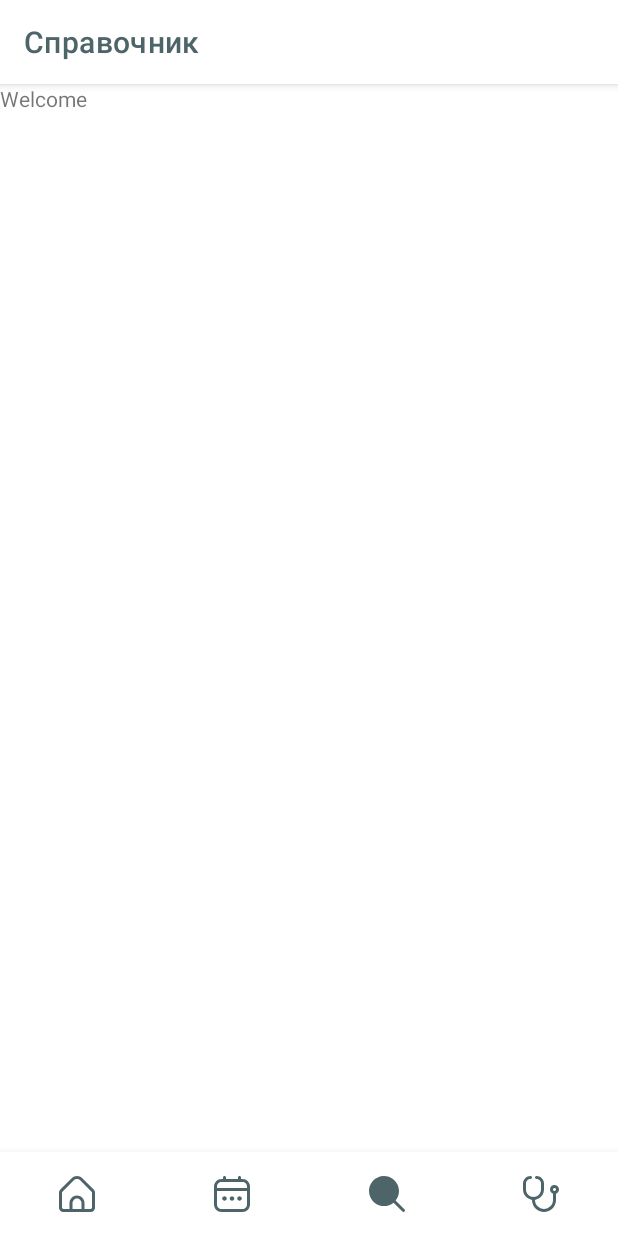
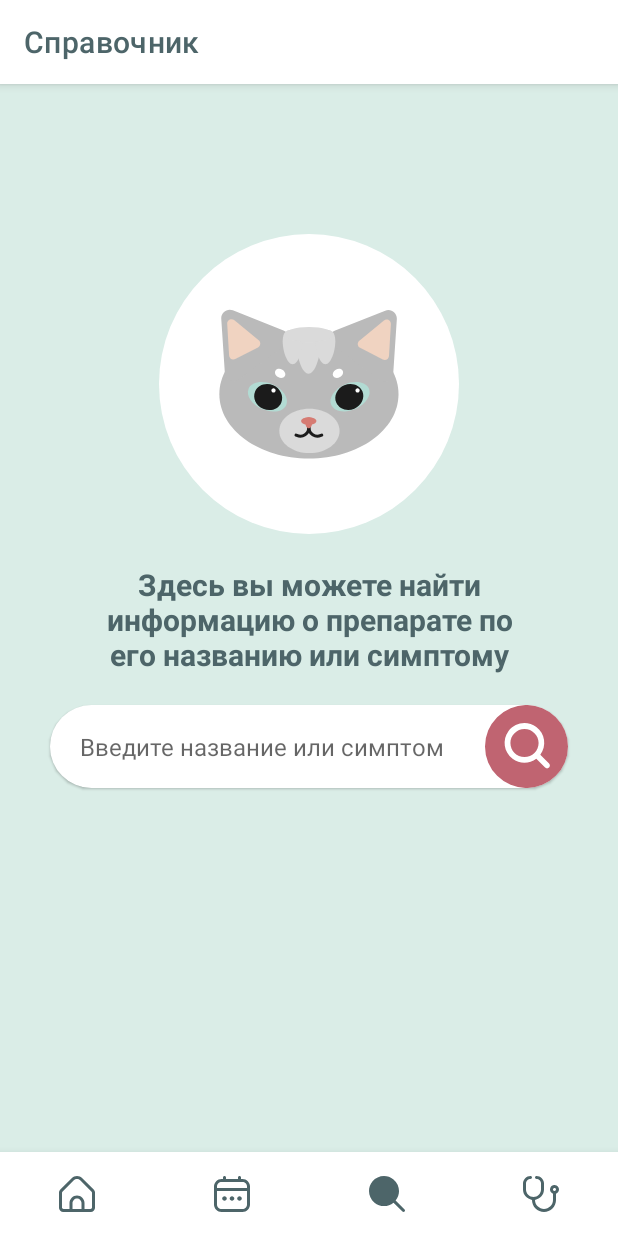
Before and after one commit to HealthMe-app/health_me, an Android app: the DictFragment screen opened through its navigation route, on a phone screen of 412 x 824 dp. Run offline under Robolectric (Android 15) with nearby library versions, the phone set to English and light mode, and no system bars; our stand-ins replace navigation-ui.

Commit message:
style: dict, add appointment, update appointment, category selection fragments

```diff
--- /dev/null
+++ b/app/src/main/res/drawable/bg_dict_row.xml
@@ -0,0 +1,5 @@
+<?xml version="1.0" encoding="utf-8"?>
+<shape xmlns:android="http://schemas.android.com/apk/res/android">
+    <solid android:color="@color/dark_pink"/>
+    <corners android:radius="25dp"/>
+</shape>
--- /dev/null
+++ b/app/src/main/res/drawable/bg_iv_dict.xml
@@ -0,0 +1,9 @@
+<vector xmlns:android="http://schemas.android.com/apk/res/android"
+    android:width="200dp"
+    android:height="200dp"
+    android:viewportWidth="200"
+    android:viewportHeight="200">
+  <path
+      android:pathData="M100,100m-100,0a100,100 0,1 1,200 0a100,100 0,1 1,-200 0"
+      android:fillColor="#ffffff"/>
+</vector>
--- /dev/null
+++ b/app/src/main/res/drawable/bg_search.xml
@@ -0,0 +1,5 @@
+<?xml version="1.0" encoding="utf-8"?>
+<shape xmlns:android="http://schemas.android.com/apk/res/android">
+    <solid android:color="@color/white"/>
+    <corners android:radius="30dp"/>
+</shape>
--- /dev/null
+++ b/app/src/main/res/drawable/ic_cat_max.xml
@@ -0,0 +1,78 @@
+<vector xmlns:android="http://schemas.android.com/apk/res/android"
+    android:width="120dp"
+    android:height="100dp"
+    android:viewportWidth="120"
+    android:viewportHeight="100">
+  <path
+      android:pathData="M59.952,99.701C92.933,99.701 119.669,80.495 119.669,56.803C119.669,33.111 92.933,13.905 59.952,13.905C26.972,13.905 0.235,33.111 0.235,56.803C0.235,80.495 26.972,99.701 59.952,99.701Z"
+      android:fillColor="#BABABA"/>
+  <path
+      android:pathData="M60.284,96.023C71.381,96.023 80.378,89.409 80.378,81.25C80.378,73.091 71.381,66.477 60.284,66.477C49.186,66.477 40.189,73.091 40.189,81.25C40.189,89.409 49.186,96.023 60.284,96.023Z"
+      android:fillColor="#DADADA"/>
+  <path
+      android:pathData="M51.339,84.043L51.912,84.311C55.706,86.089 60.021,83.174 59.808,78.977"
+      android:strokeWidth="2"
+      android:fillColor="#00000000"
+      android:strokeColor="#1B1B1B"
+      android:strokeLineCap="round"/>
+  <path
+      android:pathData="M68.514,84.043L67.941,84.311C64.147,86.089 59.832,83.174 60.044,78.977"
+      android:strokeWidth="2"
+      android:fillColor="#00000000"
+      android:strokeColor="#1B1B1B"
+      android:strokeLineCap="round"/>
+  <path
+      android:pathData="M62.094,75.852C62.094,73.813 61.08,72.159 59.83,72.159C58.579,72.159 57.565,73.813 57.565,75.852C57.565,77.892 58.579,79.546 59.83,79.546C61.08,79.546 62.094,77.892 62.094,75.852Z"
+      android:fillColor="#D67B73"/>
+  <path
+      android:pathData="M59.83,77.273C62.643,77.273 64.924,76.128 64.924,74.716C64.924,73.304 62.643,72.159 59.83,72.159C57.016,72.159 54.735,73.304 54.735,74.716C54.735,76.128 57.016,77.273 59.83,77.273Z"
+      android:fillColor="#D67B73"/>
+  <path
+      android:pathData="M1.504,6.499C1.227,2.332 5.373,-0.7 9.24,0.841L43.005,14.295C47.148,15.946 47.852,21.533 44.25,24.168L12.9,47.098C9.297,49.733 4.215,47.348 3.919,42.884L1.504,6.499Z"
+      android:fillColor="#BABABA"/>
+  <path
+      android:pathData="M5.469,9.78C5.323,7.309 8.176,5.846 10.085,7.412L26.487,20.865C28.069,22.162 27.803,24.662 25.985,25.594L10.835,33.366C9.017,34.299 6.843,33.051 6.722,31.004L5.469,9.78Z"
+      android:fillColor="#F0D3C1"/>
+  <path
+      android:pathData="M118.551,6.768C118.827,2.601 114.682,-0.431 110.814,1.11L77.05,14.564C72.907,16.215 72.203,21.802 75.805,24.437L107.155,47.367C110.757,50.002 115.84,47.617 116.136,43.153L118.551,6.768Z"
+      android:fillColor="#BABABA"/>
+  <path
+      android:pathData="M114.586,10.049C114.732,7.578 111.88,6.114 109.97,7.681L93.567,21.134C91.986,22.431 92.252,24.93 94.07,25.863L109.22,33.635C111.038,34.568 113.212,33.319 113.333,31.273L114.586,10.049Z"
+      android:fillColor="#F0D3C1"/>
+  <path
+      android:pathData="M90.861,66.661C97.799,63.672 101.858,57.586 99.926,53.068C97.994,48.549 90.803,47.309 83.865,50.298C76.927,53.287 72.868,59.373 74.8,63.891C76.731,68.41 83.922,69.65 90.861,66.661Z"
+      android:fillColor="#B2DBD3"/>
+  <path
+      android:pathData="M90.224,66.427C95.036,64.354 97.442,59.173 95.596,54.856C93.75,50.539 88.352,48.72 83.539,50.794C78.726,52.868 76.32,58.048 78.166,62.366C80.012,66.683 85.41,68.501 90.224,66.427Z"
+      android:fillColor="#1B1B1B"/>
+  <path
+      android:pathData="M92.377,55.682C93.158,55.682 93.792,55.046 93.792,54.261C93.792,53.477 93.158,52.841 92.377,52.841C91.595,52.841 90.962,53.477 90.962,54.261C90.962,55.046 91.595,55.682 92.377,55.682Z"
+      android:fillColor="#ffffff"/>
+  <path
+      android:pathData="M28.808,66.734C21.869,63.745 17.811,57.659 19.742,53.141C21.674,48.623 28.865,47.383 35.803,50.372C42.742,53.361 46.8,59.446 44.869,63.965C42.937,68.483 35.746,69.723 28.808,66.734Z"
+      android:fillColor="#B2DBD3"/>
+  <path
+      android:pathData="M29.445,66.501C24.632,64.427 22.226,59.246 24.072,54.929C25.918,50.612 31.316,48.794 36.13,50.867C40.943,52.941 43.348,58.122 41.502,62.439C39.656,66.756 34.258,68.574 29.445,66.501Z"
+      android:fillColor="#1B1B1B"/>
+  <path
+      android:pathData="M36.339,55.682C35.557,55.682 34.924,55.046 34.924,54.261C34.924,53.477 35.557,52.841 36.339,52.841C37.121,52.841 37.754,53.477 37.754,54.261C37.754,55.046 37.121,55.682 36.339,55.682Z"
+      android:fillColor="#ffffff"/>
+  <path
+      android:pathData="M39.387,45.376C41.132,46.366 43.17,46.061 43.939,44.695C44.708,43.329 43.917,41.419 42.172,40.429C40.427,39.439 38.388,39.744 37.619,41.11C36.85,42.475 37.641,44.386 39.387,45.376Z"
+      android:fillColor="#ffffff"/>
+  <path
+      android:pathData="M80.663,45.376C78.918,46.366 76.879,46.061 76.11,44.695C75.341,43.329 76.132,41.419 77.878,40.429C79.623,39.439 81.661,39.744 82.43,41.11C83.199,42.475 82.408,44.386 80.663,45.376Z"
+      android:fillColor="#ffffff"/>
+  <path
+      android:pathData="M67.616,23.199C67.616,31.87 64.058,43.182 59.669,43.182C55.281,43.182 51.723,31.87 51.723,23.199C51.723,14.527 55.281,13.207 59.669,13.207C64.058,13.207 67.616,14.527 67.616,23.199Z"
+      android:fillColor="#DADADA"/>
+  <path
+      android:pathData="M77.548,21.498C77.548,28.14 74.583,36.804 70.926,36.804C67.269,36.804 64.304,28.14 64.304,21.498C64.304,14.856 67.269,13.845 70.926,13.845C74.583,13.845 77.548,14.856 77.548,21.498Z"
+      android:fillColor="#DADADA"/>
+  <path
+      android:pathData="M55.696,21.498C55.696,28.14 52.732,36.804 49.075,36.804C45.418,36.804 42.453,28.14 42.453,21.498C42.453,14.856 45.418,13.845 49.075,13.845C52.732,13.845 55.696,14.856 55.696,21.498Z"
+      android:fillColor="#DADADA"/>
+  <path
+      android:pathData="M60.001,22.136C68.96,22.136 76.224,19.852 76.224,17.034C76.224,14.216 68.96,11.932 60.001,11.932C51.041,11.932 43.778,14.216 43.778,17.034C43.778,19.852 51.041,22.136 60.001,22.136Z"
+      android:fillColor="#DADADA"/>
+</vector>
--- /dev/null
+++ b/app/src/main/res/drawable/ic_search.xml
@@ -0,0 +1,12 @@
+<vector xmlns:android="http://schemas.android.com/apk/res/android"
+    android:width="55dp"
+    android:height="55dp"
+    android:viewportWidth="55"
+    android:viewportHeight="55">
+  <path
+      android:pathData="M27.5,27.5m-27.5,0a27.5,27.5 0,1 1,55 0a27.5,27.5 0,1 1,-55 0"
+      android:fillColor="#C06471"/>
+  <path
+      android:pathData="M42.4513,38.8065L36.6448,32.9977C40.9895,27.1917 39.8048,18.9629 33.9989,14.6183C28.1929,10.2736 19.9641,11.4583 15.6195,17.2642C11.2748,23.0702 12.4595,31.299 18.2655,35.6436C22.9293,39.1336 29.335,39.1336 33.9989,35.6436L39.8077,41.4525C40.5377,42.1825 41.7213,42.1825 42.4512,41.4525C43.1812,40.7225 43.1812,39.539 42.4512,38.809L42.4513,38.8065ZM26.1806,34.5224C21.0205,34.5224 16.8375,30.3394 16.8375,25.1794C16.8375,20.0193 21.0205,15.8363 26.1806,15.8363C31.3406,15.8363 35.5236,20.0193 35.5236,25.1794C35.5182,30.3371 31.3384,34.517 26.1806,34.5224Z"
+      android:fillColor="#ffffff"/>
+</vector>
--- /dev/null
+++ b/app/src/main/res/drawable/selector_arrow.xml
@@ -0,0 +1,5 @@
+<?xml version="1.0" encoding="utf-8"?>
+<selector xmlns:android="http://schemas.android.com/apk/res/android">
+    <item android:drawable="@drawable/ic_arrow_pink" android:state_checked="false"/>
+    <item android:drawable="@drawable/ic_arrow_up_pink" android:state_checked="true"/>
+</selector>
--- a/app/src/main/res/layout/fragment_dict.xml
+++ b/app/src/main/res/layout/fragment_dict.xml
@@ -1,13 +1,99 @@
 <?xml version="1.0" encoding="utf-8"?>
-<FrameLayout xmlns:android="http://schemas.android.com/apk/res/android"
+<androidx.constraintlayout.widget.ConstraintLayout xmlns:android="http://schemas.android.com/apk/res/android"
+    xmlns:app="http://schemas.android.com/apk/res-auto"
     xmlns:tools="http://schemas.android.com/tools"
+    android:id="@+id/layoutDict"
     android:layout_width="match_parent"
-    android:layout_height="match_parent">
+    android:layout_height="match_parent"
+    android:background="@color/ultralight_birch"
+    tools:context=".ui.activity.MainActivity">
 
-    <!-- TODO: Update blank fragment layout -->
-    <TextView
+    <androidx.recyclerview.widget.RecyclerView
+        android:id="@+id/recyclerView"
         android:layout_width="match_parent"
         android:layout_height="match_parent"
-        android:text="@string/hello_blank_fragment" />
+        android:layout_marginTop="90dp" />
 
-</FrameLayout>
+    <FrameLayout
+        android:id="@+id/imageDict"
+        android:layout_width="200dp"
+        android:layout_height="200dp"
+        android:layout_marginTop="100dp"
+        android:background="@drawable/bg_iv_dict"
+        app:layout_constraintEnd_toEndOf="parent"
+        app:layout_constraintStart_toStartOf="parent"
+        app:layout_constraintTop_toTopOf="parent">
+
+        <ImageView
+            android:layout_width="wrap_content"
+            android:layout_height="wrap_content"
+            android:layout_gravity="center"
+            android:src="@drawable/ic_cat_max"
+            tools:ignore="ContentDescription" />
+    </FrameLayout>
+
+    <TextView
+        android:id="@+id/textDict"
+        android:layout_width="280dp"
+        android:layout_height="wrap_content"
+        android:layout_marginTop="20dp"
+        android:gravity="center"
+        android:text="@string/dict_text"
+        android:textColor="@color/dark_birch"
+        android:textSize="20sp"
+        android:textStyle="bold"
+        app:layout_constraintEnd_toEndOf="parent"
+        app:layout_constraintStart_toStartOf="parent"
+        app:layout_constraintTop_toBottomOf="@+id/imageDict" />
+
+    <LinearLayout
+        android:id="@+id/search"
+        android:layout_width="wrap_content"
+        android:layout_height="wrap_content"
+        android:background="@drawable/bg_search"
+        android:layout_marginTop="20dp"
+        android:elevation="1dp"
+        android:gravity="center"
+        android:orientation="horizontal"
+        app:layout_constraintEnd_toEndOf="parent"
+        app:layout_constraintStart_toStartOf="parent"
+        app:layout_constraintTop_toBottomOf="@+id/textDict">
+
+        <EditText
+            android:id="@+id/search_et"
+            android:layout_width="250dp"
+            android:layout_height="wrap_content"
+            android:layout_marginHorizontal="20dp"
+            android:background="@drawable/bg_search"
+            android:hint="@string/search_hint"
+            android:imeOptions="actionSearch"
+            android:inputType="textCapSentences"
+            android:singleLine="true"
+            android:textColor="@color/dark_birch"
+            android:textCursorDrawable="@drawable/ic_cursor"
+            android:textSize="16sp"
+            android:importantForAutofill="no" />
+
+        <ImageView
+            android:id="@+id/search_btn"
+            android:layout_width="wrap_content"
+            android:layout_height="wrap_content"
+            android:src="@drawable/ic_search"
+            tools:ignore="ContentDescription" />
+    </LinearLayout>
+
+    <TextView
+        android:id="@+id/notFound"
+        android:layout_width="wrap_content"
+        android:layout_height="wrap_content"
+        android:layout_gravity="center_horizontal"
+        android:layout_marginTop="20dp"
+        android:text="@string/not_found"
+        android:textColor="@color/dark_birch"
+        android:textSize="20sp"
+        android:textStyle="bold"
+        android:visibility="invisible"
+        app:layout_constraintEnd_toEndOf="parent"
+        app:layout_constraintStart_toStartOf="parent"
+        app:layout_constraintTop_toBottomOf="@+id/search" />
+</androidx.constraintlayout.widget.ConstraintLayout>
--- a/app/src/main/res/values/strings.xml
+++ b/app/src/main/res/values/strings.xml
@@ -60,4 +60,15 @@
     <string name="title">Название</string>
     <string name="further">Далее</string>
     <string name="symptom">Симптом:</string>
+    <string name="dict_text">Здесь вы можете найти информацию о препарате по его названию или симптому</string>
+    <string name="search_hint">Введите название или симптом</string>
+    <string name="not_found">Ничего не найдено</string>
+    <string name="med_indication">Показания к применению</string>
+    <string name="med_contraindication">Противопоказания</string>
+    <string name="med_side_effects">Побочные действия</string>
+    <string name="med_dosage">Способы применения</string>
+    <string name="type">Тип записи</string>
+    <string name="address">Адрес</string>
+    <string name="update_appointment">Редактировать запись</string>
+    <string name="delete">Удалить</string>
 </resources>
```
Also changed, not shown: app/src/main/res/layout/fragment_add_appointment.xml (added, +100 -0 lines), app/src/main/res/layout/fragment_update_appointment.xml (added, +110 -0 lines), app/src/main/res/layout/medicine_recycler_row.xml (added, +242 -0 lines), app/src/main/res/values/themes.xml (+12 -0 lines).
